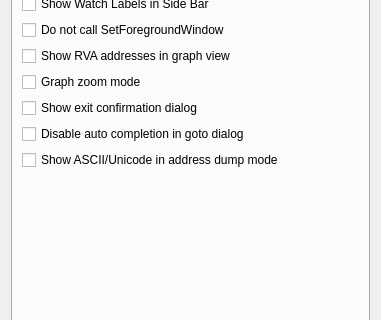
The window that src/gui/Src/Gui/SettingsDialog.ui (x64dbg/x64dbg) describes before a commit, drawn with Qt 5; both pictures show x 0 to 381 and y 182 to 502 of the 381 by 596 pixel window.
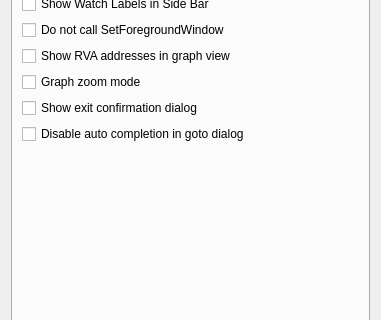
The same window after the commit. The open tabs and pages were chosen to show the change. Icons and pictures are not drawn.

Commit message:
Remove Show ASCII/Unicode in address dump mode option
closes #2498

Patch:
```diff
--- a/src/gui/Src/Gui/SettingsDialog.ui
+++ b/src/gui/Src/Gui/SettingsDialog.ui
@@ -738,13 +738,6 @@
          </property>
         </widget>
        </item>
-       <item>
-        <widget class="QCheckBox" name="chkAsciiAddressDumpMode">
-         <property name="text">
-          <string>Show ASCII/Unicode in address dump mode</string>
-         </property>
-        </widget>
-       </item>
        <item>
         <spacer name="verticalSpacerGUI">
          <property name="orientation">
```
The commit also changes 5 other files.
